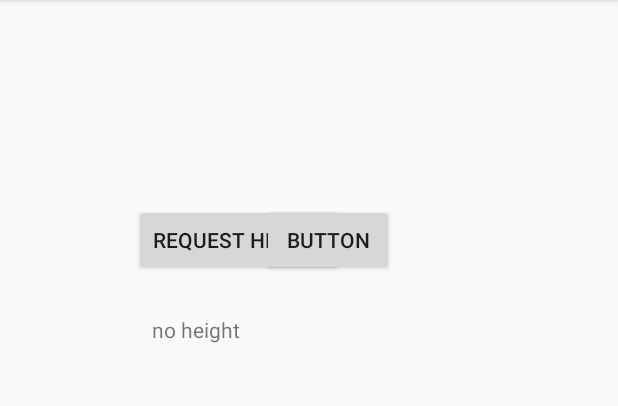
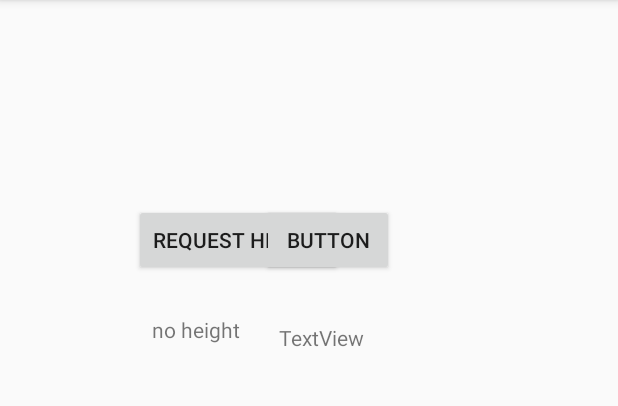
Before and after one commit to harelon/Drones, an Android app: the RequestActivity screen opened directly, with no data from a screen before it, on a phone screen of 412 x 824 dp, the part 84-490 px from its top. Run offline under Robolectric (Android 15) with nearby library versions, the light colour scheme and no system bars.

Commit message:
added color response
Signed-off-by: Harel Bar <harel.games@gmail.com>

```diff
--- a/DroneScreen/app/src/main/java/com/example/dronescreen/MessageHandler.java
+++ b/DroneScreen/app/src/main/java/com/example/dronescreen/MessageHandler.java
@@ -1,5 +1,6 @@
 package com.example.dronescreen;
 
 public interface MessageHandler {
+    void onMessage(ColorResponse msg);
     void onMessage(HeightResponse msg);
 }
--- a/DroneScreen/app/src/main/java/com/example/dronescreen/MessageHeader.java
+++ b/DroneScreen/app/src/main/java/com/example/dronescreen/MessageHeader.java
@@ -30,8 +30,8 @@ class MessageHeader {
             return _typeNumber;
         }
     }
-    private Byte _length;
-    private Type _type;
+    protected Byte _length;
+    protected Type _type;
 
 
     public MessageHeader(int length, Type type)
--- a/DroneScreen/app/src/main/res/layout/request_activity.xml
+++ b/DroneScreen/app/src/main/res/layout/request_activity.xml
@@ -13,8 +13,8 @@
         android:layout_height="wrap_content"
         android:layout_marginStart="89dp"
         android:layout_marginLeft="89dp"
+        android:onClick="requestHeight"
         android:text="@string/request_height"
-        android:onClick="requestHeight"
         app:layout_constraintBottom_toBottomOf="@+id/button3"
         app:layout_constraintStart_toStartOf="parent"
         app:layout_constraintTop_toTopOf="@+id/button3" />
@@ -27,6 +27,7 @@
         android:layout_marginEnd="149dp"
         android:layout_marginRight="149dp"
         android:text="Button"
+        android:onClick="requestColor"
         app:layout_constraintEnd_toEndOf="parent"
         app:layout_constraintTop_toTopOf="parent" />
 
@@ -40,4 +41,15 @@
         android:text="no height"
         app:layout_constraintStart_toStartOf="@+id/requestHeight"
         app:layout_constraintTop_toBottomOf="@+id/requestHeight" />
+
+    <TextView
+        android:id="@+id/colorResponse"
+        android:layout_width="wrap_content"
+        android:layout_height="wrap_content"
+        android:layout_marginStart="11dp"
+        android:layout_marginLeft="11dp"
+        android:layout_marginTop="31dp"
+        android:text="TextView"
+        app:layout_constraintStart_toStartOf="@+id/button3"
+        app:layout_constraintTop_toBottomOf="@+id/button3" />
 </androidx.constraintlayout.widget.ConstraintLayout>
```
Also changed, not shown: DroneScreen/app/src/main/java/com/example/dronescreen/ColorResponse.java (added, +67 -0 lines), DroneScreen/app/src/main/java/com/example/dronescreen/MessageCracker.java (+7 -1 lines), DroneScreen/app/src/main/java/com/example/dronescreen/RequestActivity.java (+17 -0 lines), 1 other file.
